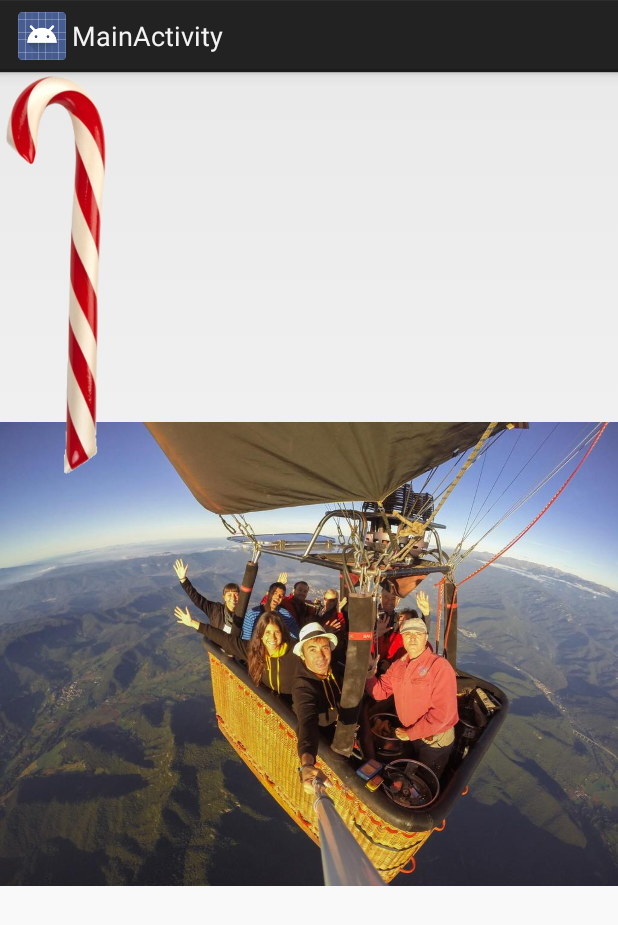
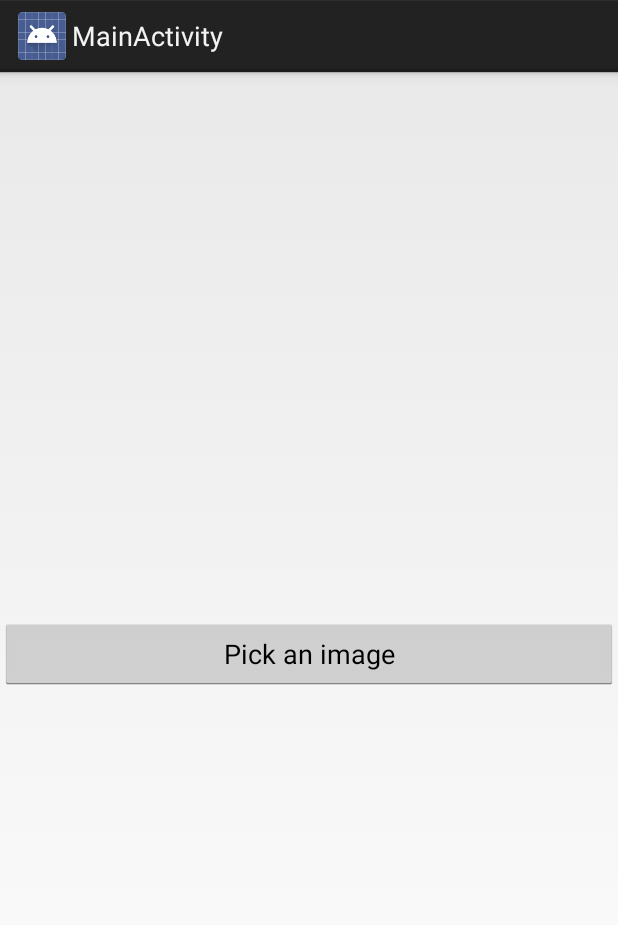
Before and after one commit to iamjalal/SelfieStickr, an Android app: the screen it shows after launch (MainActivity), on a phone screen of 412 x 824 dp. Shown: the top 925 px of the screen. Run offline under Robolectric (Android 15) with nearby library versions, the phone set to English and light mode, and no system bars.

Commit message:
Added image picker screen

```diff
--- /dev/null
+++ b/app/src/main/java/jalal/test/com/selfiestickr/fragment/ImagePickerFragment.java
@@ -0,0 +1,41 @@
+package jalal.test.com.selfiestickr.fragment;
+
+
+import android.app.Fragment;
+import android.content.Intent;
+import android.os.Bundle;
+import android.view.LayoutInflater;
+import android.view.View;
+import android.view.ViewGroup;
+import android.widget.Button;
+
+import jalal.test.com.selfiestickr.R;
+
+
+public class ImagePickerFragment extends Fragment {
+
+    public static final int RESULT_LOAD_IMAGE = 0;
+
+    public static ImagePickerFragment newInstance() {
+        return new ImagePickerFragment();
+    }
+
+    @Override
+    public View onCreateView(LayoutInflater inflater, ViewGroup container,
+                             Bundle savedInstanceState) {
+
+        View view = inflater.inflate(R.layout.fragment_picker, container, false);
+
+        Button pickButtom = (Button)view.findViewById(R.id.pickButton);
+        pickButtom.setOnClickListener(new View.OnClickListener() {
+            @Override
+            public void onClick(View v) {
+                final Intent galleryIntent = new Intent(Intent.ACTION_GET_CONTENT);
+                galleryIntent.setType("image/*");
+                getActivity().startActivityForResult(galleryIntent, RESULT_LOAD_IMAGE);
+            }
+        });
+
+        return view;
+    }
+}
--- a/app/src/main/res/layout/fragment_editor.xml
+++ b/app/src/main/res/layout/fragment_editor.xml
@@ -1,16 +1,16 @@
 <FrameLayout xmlns:android="http://schemas.android.com/apk/res/android"
     android:layout_width="match_parent"
-    android:layout_height="match_parent">
+    android:layout_height="match_parent"
+    android:background="@android:color/black">
 
     <ImageView
-        android:id="@+id/image"
+        android:id="@+id/imageView"
         android:layout_width="match_parent"
         android:layout_height="match_parent"
-        android:scaleType="fitCenter"
-        android:src="@drawable/sample_image_1"/>
+        android:scaleType="fitCenter"/>
 
     <jalal.test.com.selfiestickr.view.GestureTransformationView
-        android:id="@+id/stickerContainer"
+        android:id="@+id/stickerView"
         android:layout_width="match_parent"
         android:layout_height="match_parent"/>
 
--- /dev/null
+++ b/app/src/main/res/layout/fragment_picker.xml
@@ -0,0 +1,12 @@
+<RelativeLayout xmlns:android="http://schemas.android.com/apk/res/android"
+    android:layout_width="match_parent"
+    android:layout_height="match_parent">
+
+    <Button
+        android:id="@+id/pickButton"
+        android:layout_width="match_parent"
+        android:layout_height="wrap_content"
+        android:layout_centerInParent="true"
+        android:text="Pick an image" />
+
+</RelativeLayout>
```
Also changed, not shown: app/src/main/java/jalal/test/com/selfiestickr/activity/MainActivity.java (+15 -1 lines), app/src/main/java/jalal/test/com/selfiestickr/fragment/EditorFragment.java (+30 -2 lines).
